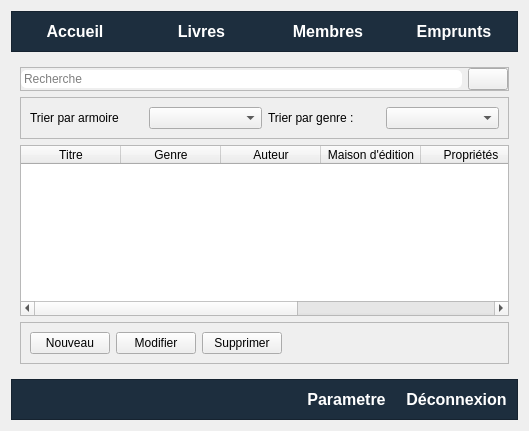
This is app.ui in Totelof10/biblio as Qt 5 draws it before an edit. The edited form follows.
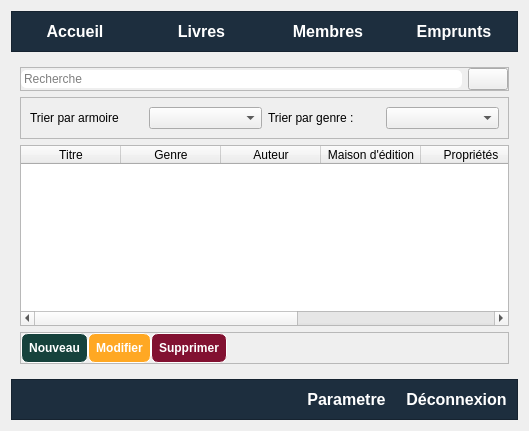
This is the edited form. Icons and pictures are not drawn.

```diff
--- a/app.ui
+++ b/app.ui
@@ -283,8 +283,43 @@
           <enum>QFrame::Shadow::Raised</enum>
          </property>
          <layout class="QHBoxLayout" name="horizontalLayout_2">
+          <property name="spacing">
+           <number>0</number>
+          </property>
+          <property name="leftMargin">
+           <number>0</number>
+          </property>
+          <property name="topMargin">
+           <number>0</number>
+          </property>
+          <property name="rightMargin">
+           <number>0</number>
+          </property>
+          <property name="bottomMargin">
+           <number>0</number>
+          </property>
           <item>
            <widget class="QPushButton" name="btnAjouterLivre">
+            <property name="font">
+             <font>
+              <bold>true</bold>
+             </font>
+            </property>
+            <property name="cursor">
+             <cursorShape>PointingHandCursor</cursorShape>
+            </property>
+            <property name="styleSheet">
+             <string notr="true">QPushButton{
+	border: 1px solid white;
+	border-radius: 7px;
+	background-color: #16423C;
+	color:white;
+	padding: 7px;
+}
+QPushButton:hover{
+	background-color: #6A9C89;
+}</string>
+            </property>
             <property name="text">
              <string>Nouveau</string>
             </property>
@@ -292,6 +327,30 @@
           </item>
           <item>
            <widget class="QPushButton" name="btnModifierLivre">
+            <property name="font">
+             <font>
+              <bold>true</bold>
+              <underline>false</underline>
+             </font>
+            </property>
+            <property name="cursor">
+             <cursorShape>PointingHandCursor</cursorShape>
+            </property>
+            <property name="mouseTracking">
+             <bool>true</bool>
+            </property>
+            <property name="styleSheet">
+             <string notr="true">QPushButton{
+	border: 1px solid white;
+	border-radius: 7px;
+	background-color: #FFA823;
+	color:white;
+	padding: 7px;
+}
+QPushButton:hover{
+	background-color: #FFD35A;
+}</string>
+            </property>
             <property name="text">
              <string>Modifier</string>
             </property>
@@ -299,6 +358,26 @@
           </item>
           <item>
            <widget class="QPushButton" name="btnSupprimerLivre">
+            <property name="font">
+             <font>
+              <bold>true</bold>
+             </font>
+            </property>
+            <property name="cursor">
+             <cursorShape>PointingHandCursor</cursorShape>
+            </property>
+            <property name="styleSheet">
+             <string notr="true">QPushButton{
+	border: 1px solid white;
+	border-radius: 7px;
+	background-color: #821131;
+	color:white;
+	padding: 7px;
+}
+QPushButton:hover{
+	background-color: #C7253E;
+}</string>
+            </property>
             <property name="text">
              <string>Supprimer</string>
             </property>
```
